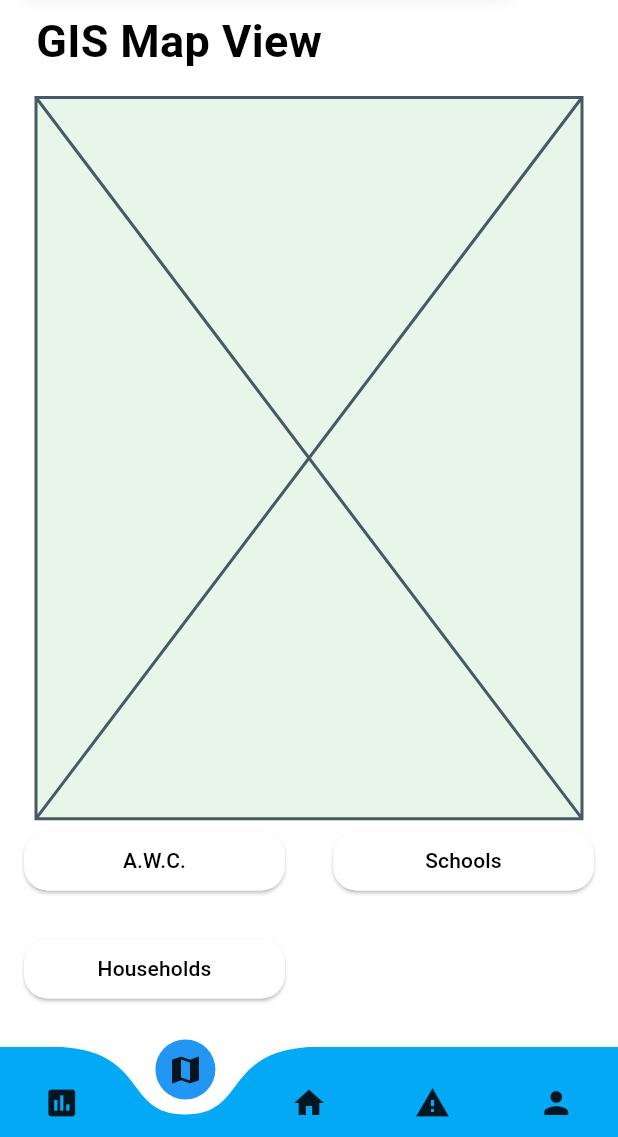
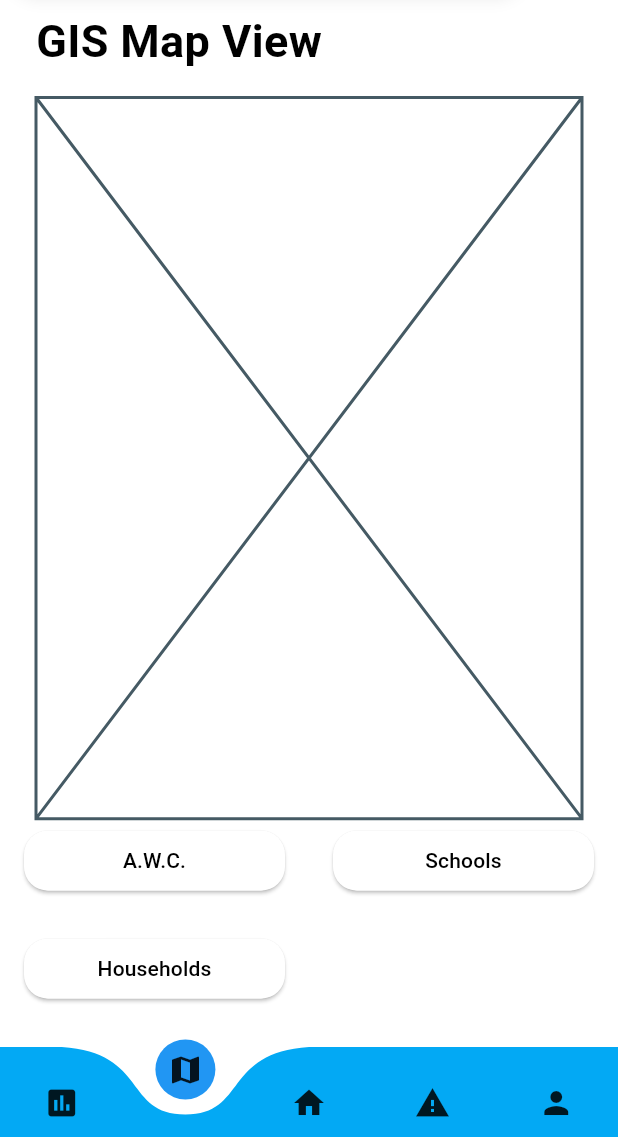
Before and after one commit to jalshakti-debug/sih_front_end_des, a Flutter app: the screen it shows after launch, item 2 of the bottom bar chosen, on a phone screen of 412 x 824 dp, the part 99-1236 px from its top. Run offline on Flutter 3.47's test engine with Material 3 defaults, Android fonts, the phone set to English and light mode, and no system bars; drawn by our look-alikes of curved_navigation_bar; our stand-ins replace google_fonts.

Commit message:
change 2

```diff
--- a/lib/screens/map_view_screen.dart
+++ b/lib/screens/map_view_screen.dart
@@ -36,7 +36,7 @@ class _MapViewScreenState extends State<MapViewScreen> {
                   child: Padding(
                     padding: const EdgeInsets.all(8.0),
                     child: Container(
-                      color: Colors.green[50],
+                      color: Colors.greenAccent[50],
                       height: constraints.maxHeight,
                       child: Placeholder(),
                     ),
```
